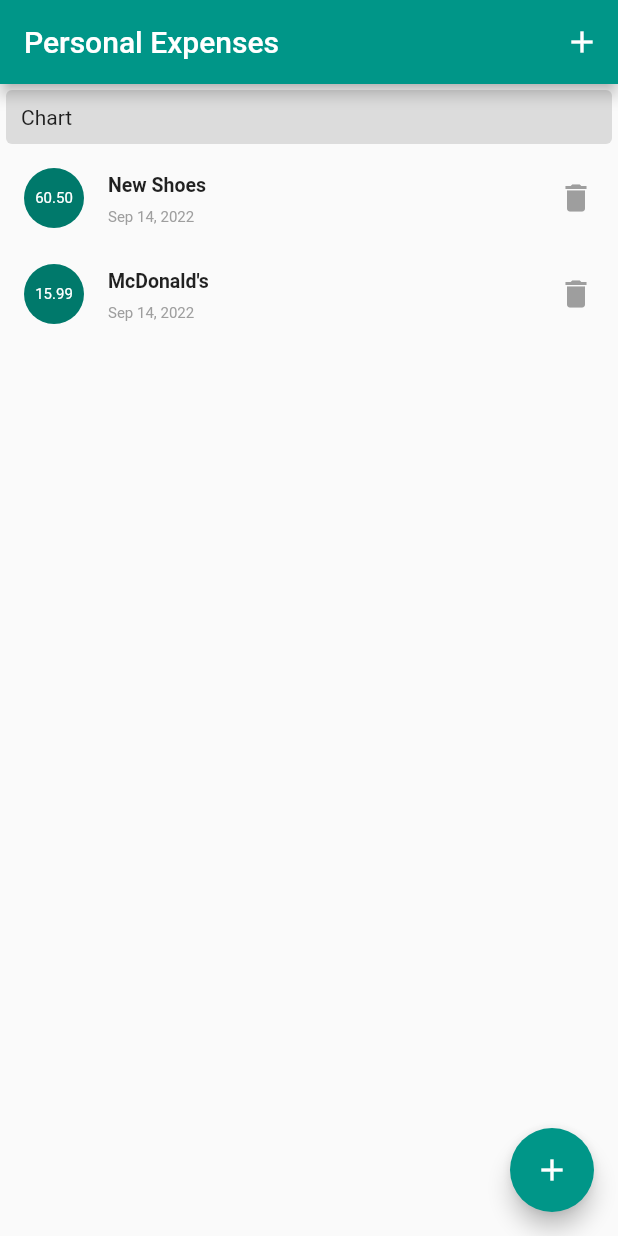
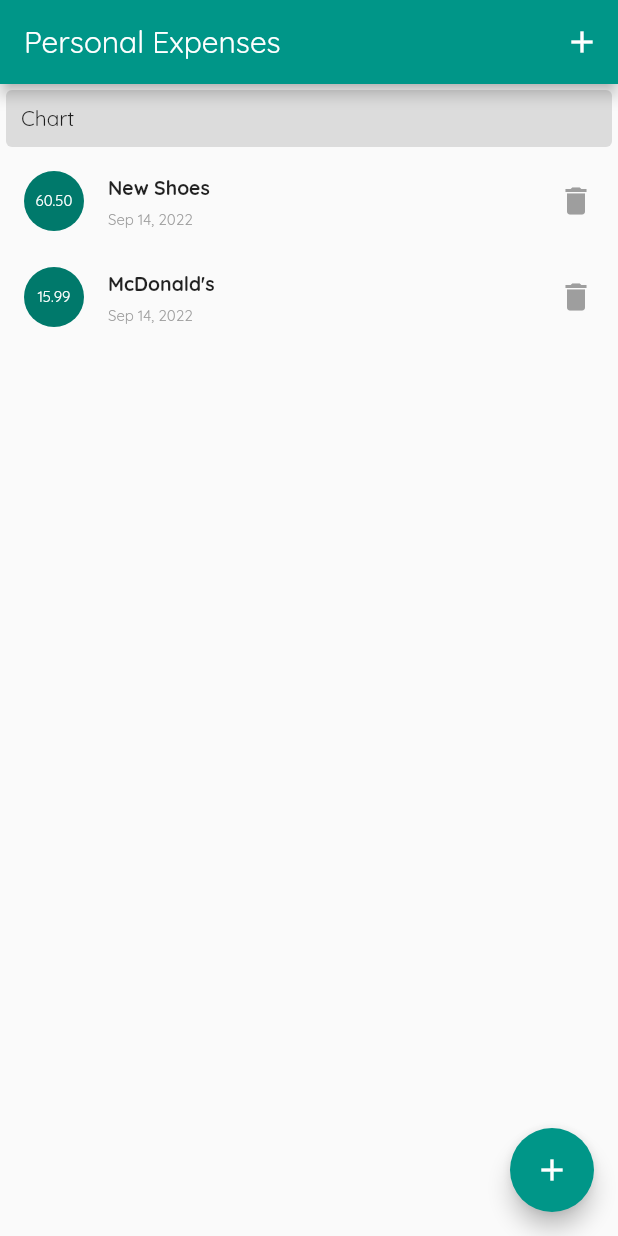
Before and after one commit to will-souza/expensesapp, a Flutter app: the screen it shows after launch, on a phone screen of 412 x 824 dp. Run offline on Flutter 3.47's test engine with Material 2 defaults, Android fonts, the phone set to English and light mode, and no system bars.

Commit message:
font config

```diff
--- a/lib/main.dart
+++ b/lib/main.dart
@@ -18,6 +18,7 @@
       title: 'Personal Expenses',
       theme: ThemeData(
         primarySwatch: Colors.teal,
+        fontFamily: 'Quicksand',
       ),
       home: const MyHomePage(),
     );
```
Also changed, not shown: pubspec.yaml (+12 -12 lines), assets/fonts/OpenSans-Bold.ttf (added), assets/fonts/OpenSans-Regular.ttf (added), assets/fonts/Quicksand-Bold.ttf (added), assets/fonts/Quicksand-Light.ttf (added), assets/fonts/Quicksand-Medium.ttf (added), assets/fonts/Quicksand-Regular.ttf (added).
